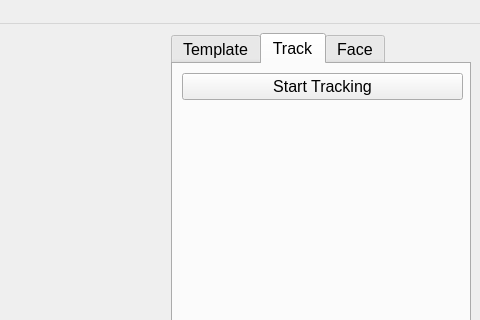
The window that mainwindow.ui (43hk/ObjectExtract) describes before a commit, drawn with Qt 5; both pictures show x 800 to 1280 and y 0 to 320 of the 1280 by 720 pixel window.
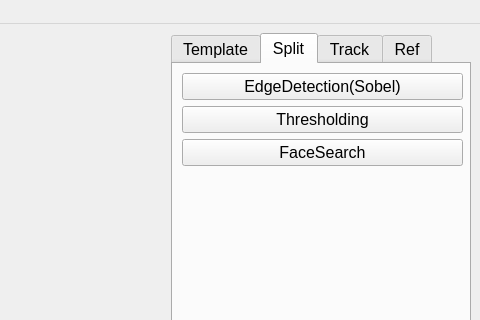
The same window after the commit. The open tabs and pages were chosen to show the change.

What changed in the file:
```diff
--- a/mainwindow.ui
+++ b/mainwindow.ui
@@ -114,6 +114,57 @@
         </item>
        </layout>
       </widget>
+      <widget class="QWidget" name="Split">
+       <attribute name="title">
+        <string>Split</string>
+       </attribute>
+       <widget class="QWidget" name="verticalLayoutWidget_3">
+        <property name="geometry">
+         <rect>
+          <x>9</x>
+          <y>9</y>
+          <width>281</width>
+          <height>621</height>
+         </rect>
+        </property>
+        <layout class="QVBoxLayout" name="verticalLayout">
+         <item>
+          <widget class="QPushButton" name="EdgeDetectionButton">
+           <property name="text">
+            <string>EdgeDetection(Sobel)</string>
+           </property>
+          </widget>
+         </item>
+         <item>
+          <widget class="QPushButton" name="ThresholdingButton">
+           <property name="text">
+            <string>Thresholding</string>
+           </property>
+          </widget>
+         </item>
+         <item>
+          <widget class="QPushButton" name="SearchFaceButton">
+           <property name="text">
+            <string>FaceSearch</string>
+           </property>
+          </widget>
+         </item>
+         <item>
+          <spacer name="verticalSpacer_4">
+           <property name="orientation">
+            <enum>Qt::Orientation::Vertical</enum>
+           </property>
+           <property name="sizeHint" stdset="0">
+            <size>
+             <width>20</width>
+             <height>40</height>
+            </size>
+           </property>
+          </spacer>
+         </item>
+        </layout>
+       </widget>
+      </widget>
       <widget class="QWidget" name="Track">
        <attribute name="title">
         <string>Track</string>
@@ -153,7 +204,7 @@
       </widget>
       <widget class="QWidget" name="Face">
        <attribute name="title">
-        <string>Face</string>
+        <string>Ref</string>
        </attribute>
        <widget class="QWidget" name="verticalLayoutWidget">
         <property name="geometry">
@@ -166,9 +217,15 @@
         </property>
         <layout class="QVBoxLayout" name="verticalLayout_4">
          <item>
-          <widget class="QPushButton" name="SearchFaceButton">
+          <widget class="QLabel" name="imageRef">
+           <property name="sizePolicy">
+            <sizepolicy hsizetype="Expanding" vsizetype="Expanding">
+             <horstretch>0</horstretch>
+             <verstretch>0</verstretch>
+            </sizepolicy>
+           </property>
            <property name="text">
-            <string>Search</string>
+            <string/>
            </property>
           </widget>
          </item>
```
Left out of the diff: 10 changed lines with no effect on the pictures.
